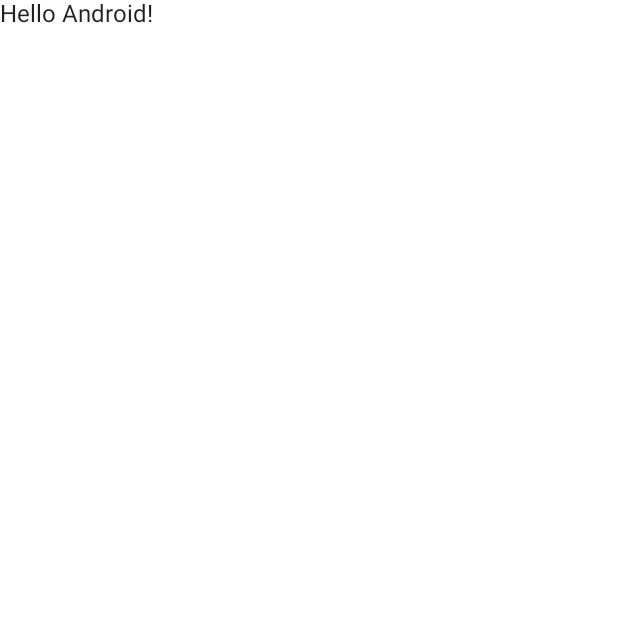
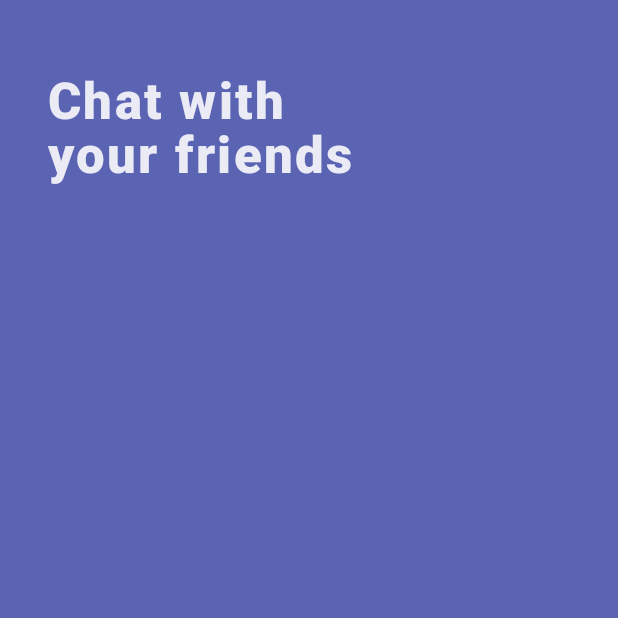
Before and after one commit to jvillad1/Chatpose, an Android app built with Jetpack Compose: the screen it shows after launch (MainActivity), on a phone screen of 412 x 824 dp, the top half of it. Before the commit the part shown is almost empty. Run offline under Robolectric (Android 15) with nearby library versions, the phone set to English and light mode, and no system bars.

Commit message:
feat: Add the ChatsScreen, title (WIP)

```diff
--- a/app/src/main/java/dev/compose/chat/MainActivity.kt
+++ b/app/src/main/java/dev/compose/chat/MainActivity.kt
@@ -3,11 +3,21 @@ package dev.compose.chat
 import android.os.Bundle
 import androidx.activity.ComponentActivity
 import androidx.activity.compose.setContent
+import androidx.compose.foundation.background
+import androidx.compose.foundation.layout.*
+import androidx.compose.foundation.lazy.LazyRow
+import androidx.compose.foundation.shape.CircleShape
 import androidx.compose.material.MaterialTheme
+import androidx.compose.material.Scaffold
 import androidx.compose.material.Surface
 import androidx.compose.material.Text
 import androidx.compose.runtime.Composable
+import androidx.compose.ui.Modifier
+import androidx.compose.ui.graphics.Color
+import androidx.compose.ui.res.stringResource
+import androidx.compose.ui.tooling.preview.Devices.PIXEL_2
 import androidx.compose.ui.tooling.preview.Preview
+import androidx.compose.ui.unit.dp
 import dev.compose.chat.ui.theme.ChatposeTheme
 
 class MainActivity : ComponentActivity() {
@@ -17,7 +27,30 @@ class MainActivity : ComponentActivity() {
             ChatposeTheme {
                 // A surface container using the 'background' color from the theme
                 Surface(color = MaterialTheme.colors.background) {
-                    Greeting("Android")
+                    ChatsScreen()
+                }
+            }
+        }
+    }
+}
+
+data class Contact(private val url: String)
+
+val contacts = listOf<Contact>(
+    Contact(""),
+    Contact(""),
+    Contact("")
+)
+
+@Composable
+fun ChatsScreen() {
+    Scaffold() {
+        Column() {
+            Spacer(modifier = Modifier.height(16.dp))
+            ScreenTitleText(title = stringResource(R.string.chats_title))
+            LazyRow() {
+                contacts.forEach {
+
                 }
             }
         }
@@ -25,14 +58,45 @@ class MainActivity : ComponentActivity() {
 }
 
 @Composable
-fun Greeting(name: String) {
-    Text(text = "Hello $name!")
+fun ScreenTitleText(title: String) {
+    Text(
+        text = title,
+        style = MaterialTheme.typography.h4,
+        modifier = Modifier
+            .padding(32.dp)
+            .width(240.dp)
+    )
 }
 
-@Preview(showBackground = true)
+@Composable
+fun CircularBox() {
+    Box(
+        modifier = Modifier.background(color = Color.Blue, shape = CircleShape)
+    ) {
+
+    }
+}
+
+@Preview(
+    showBackground = true,
+    device = PIXEL_2
+)
 @Composable
 fun DefaultPreview() {
-    ChatposeTheme {
-        Greeting("Android")
+    ChatposeTheme(darkTheme = true) {
+        ChatsScreen()
     }
 }
+
+@Preview(
+    showBackground = true,
+    device = PIXEL_2,
+    widthDp = 80,
+    heightDp = 80
+)
+@Composable
+fun CircularIconPreview() {
+    ChatposeTheme(darkTheme = true) {
+        CircularBox()
+    }
+}
--- a/app/src/main/java/dev/compose/chat/ui/theme/Color.kt
+++ b/app/src/main/java/dev/compose/chat/ui/theme/Color.kt
@@ -6,3 +6,4 @@ val Purple200 = Color(0xFFBB86FC)
 val Purple500 = Color(0xFF6200EE)
 val Purple700 = Color(0xFF3700B3)
 val Teal200 = Color(0xFF03DAC5)
+val BlueViolet = Color(0xFF5B63B3)
--- a/app/src/main/java/dev/compose/chat/ui/theme/Theme.kt
+++ b/app/src/main/java/dev/compose/chat/ui/theme/Theme.kt
@@ -5,6 +5,7 @@ import androidx.compose.material.MaterialTheme
 import androidx.compose.material.darkColors
 import androidx.compose.material.lightColors
 import androidx.compose.runtime.Composable
+import androidx.compose.ui.graphics.Color
 
 private val DarkColorPalette = darkColors(
     primary = Purple200,
@@ -15,14 +16,14 @@ private val DarkColorPalette = darkColors(
 private val LightColorPalette = lightColors(
     primary = Purple500,
     primaryVariant = Purple700,
-    secondary = Teal200
+    secondary = Teal200,
 
+    background = BlueViolet,
+    onBackground = Color.White,
     /* Other default colors to override
-    background = Color.White,
     surface = Color.White,
     onPrimary = Color.White,
     onSecondary = Color.Black,
-    onBackground = Color.Black,
     onSurface = Color.Black,
     */
 )
@@ -37,7 +38,7 @@ fun ChatposeTheme(darkTheme: Boolean = isSystemInDarkTheme(), content: @Composab
 
     MaterialTheme(
         colors = colors,
-        typography = Typography,
+        typography = ChatPoseTypography,
         shapes = Shapes,
         content = content
     )
--- a/app/src/main/java/dev/compose/chat/ui/theme/Type.kt
+++ b/app/src/main/java/dev/compose/chat/ui/theme/Type.kt
@@ -1,17 +1,16 @@
 package dev.compose.chat.ui.theme
 
 import androidx.compose.material.Typography
-import androidx.compose.ui.text.TextStyle
-import androidx.compose.ui.text.font.FontFamily
 import androidx.compose.ui.text.font.FontWeight
 import androidx.compose.ui.unit.sp
 
 // Set of Material typography styles to start with
-val Typography = Typography(
-    body1 = TextStyle(
-        fontFamily = FontFamily.Default,
-        fontWeight = FontWeight.Normal,
-        fontSize = 16.sp
+private val defaultTypography = Typography()
+
+val ChatPoseTypography = Typography(
+    h4 = defaultTypography.h4.copy(
+        fontWeight = FontWeight.ExtraBold,
+        letterSpacing = 1.5.sp
     )
     /* Other default text styles to override
     button = TextStyle(
--- a/app/src/main/res/values/strings.xml
+++ b/app/src/main/res/values/strings.xml
@@ -1,3 +1,4 @@
 <resources>
     <string name="app_name">Chatpose</string>
+    <string name="chats_title">Chat with your friends</string>
 </resources>
```
Also changed, not shown: app/src/main/java/dev/compose/chat/ui/theme/Shape.kt (line endings or trailing spaces), 2 other files.
